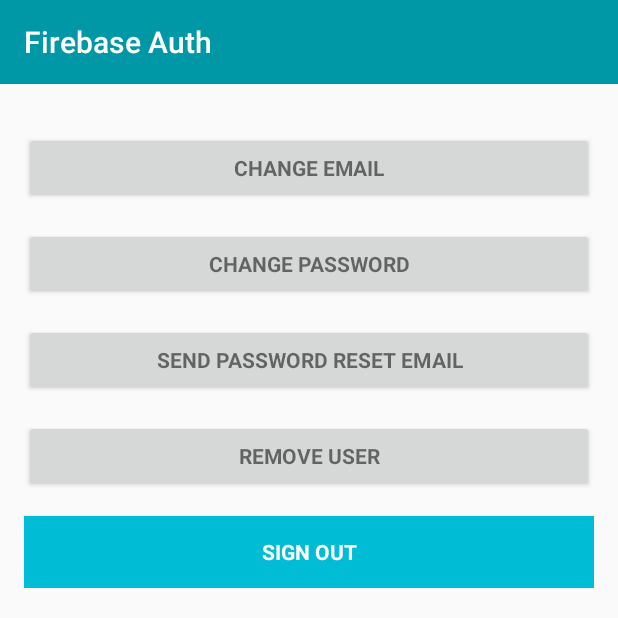
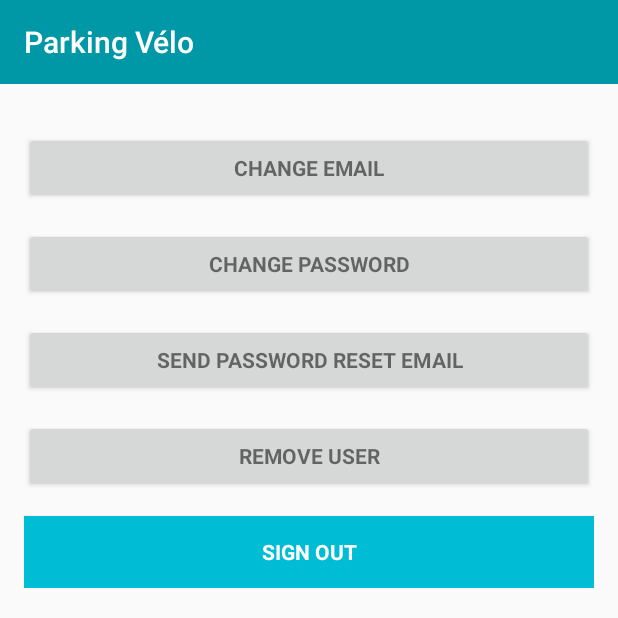
Before and after one commit to RuslanMancaVolkov/ParkingVelo, an Android app: the AccountActivity screen opened directly, with no data from a screen before it, on a phone screen of 412 x 824 dp, the top half of it. Run offline under Robolectric (Android 15) with nearby library versions, the light colour scheme and no system bars; our stand-ins replace Firebase (no records; nobody signed in at launch, a user with empty details on screens opened directly).

Commit message:
Premier commit de test.

```diff
--- a/app/src/main/res/values/strings.xml
+++ b/app/src/main/res/values/strings.xml
@@ -2,7 +2,7 @@
     <string name="app_name">Parking Velo</string>
 </resources>-->
 <resources>
-    <string name="app_name">Firebase Auth</string>
+    <string name="app_name">Parking Vélo</string>
     <string name="action_sign_in_short">Register</string>
     <string name="email">Email</string>
     <string name="minimum_password">Password too short, enter minimum 6 characters!</string>
```
